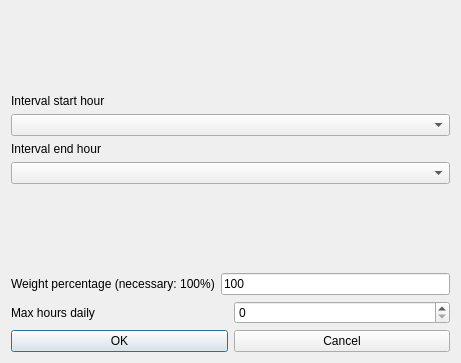
Old version of the form fet/src/interface/modifyconstraintstudentsmaxhoursdailyinintervalform_template.ui in the repository vonmecheln/fet.
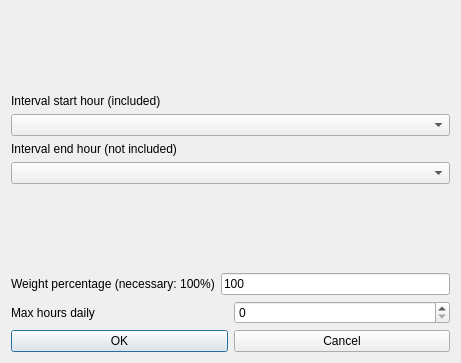
New version of the form.

Diff of the .ui file:
```diff
--- a/fet/src/interface/modifyconstraintstudentsmaxhoursdailyinintervalform_template.ui
+++ b/fet/src/interface/modifyconstraintstudentsmaxhoursdailyinintervalform_template.ui
@@ -25,7 +25,7 @@
         <enum>QFrame::Plain</enum>
        </property>
        <property name="text">
-        <string>Interval end hour</string>
+        <string extracomment="This field refers to a constraint operating on a given hourly interval. The selected start hour of the interval is included (is counted) in the constraint, while the selected end hour of the interval is not included (is not counted) in the constraint.">Interval end hour (not included)</string>
        </property>
        <property name="wordWrap">
         <bool>false</bool>
@@ -149,7 +149,7 @@
         <enum>QFrame::Plain</enum>
        </property>
        <property name="text">
-        <string>Interval start hour</string>
+        <string extracomment="This field refers to a constraint operating on a given hourly interval. The selected start hour of the interval is included (is counted) in the constraint, while the selected end hour of the interval is not included (is not counted) in the constraint.">Interval start hour (included)</string>
        </property>
        <property name="wordWrap">
         <bool>false</bool>
```
